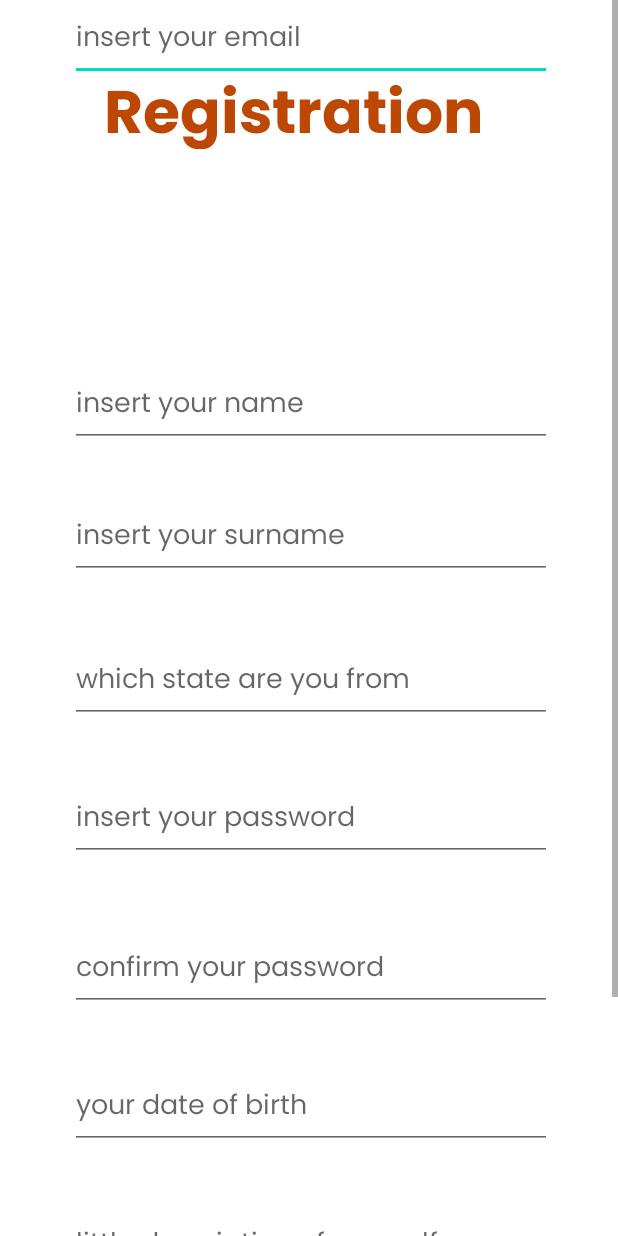
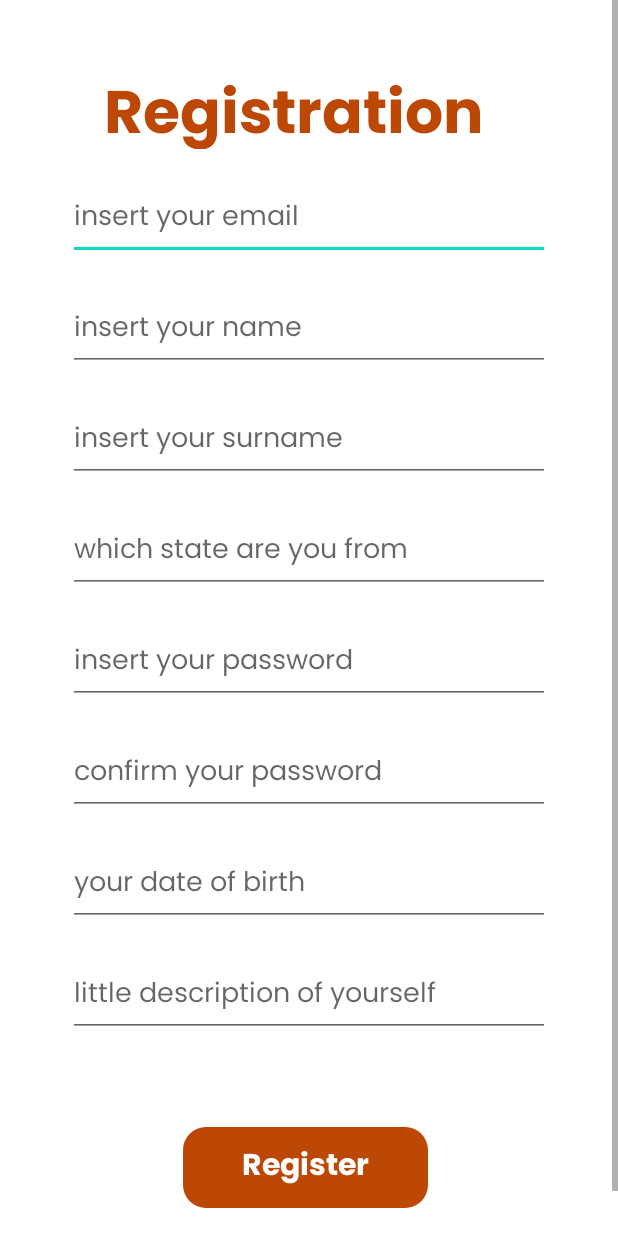
Before and after one commit to FilippoMariucci/ProgettoAndorid, an Android app: the screen it shows after launch (Registration), after a tap on an icon or button, on a phone screen of 412 x 824 dp. Run offline under Robolectric (Android 15) with nearby library versions, the phone set to English and light mode, and no system bars; our stand-ins replace Firebase (no records; nobody signed in at launch, a user with empty details on screens opened directly), paging.

Commit message:
architettura app

```diff
--- a/app/src/main/java/com/example/progettoprogrammazionemobile/Login.kt
+++ b/app/src/main/java/com/example/progettoprogrammazionemobile/Login.kt
@@ -6,6 +6,8 @@ import android.os.Bundle
 import android.util.Patterns
 import android.widget.ArrayAdapter
 import android.widget.Toast
+import androidx.lifecycle.ViewModelProviders
+import com.example.progettoprogrammazionemobile.ViewModel.eventViewModel
 import com.example.progettoprogrammazionemobile.databinding.ActivityLoginBinding
 import com.google.firebase.FirebaseApiNotAvailableException
 import com.google.firebase.auth.ActionCodeEmailInfo
@@ -25,6 +27,7 @@ class Login : AppCompatActivity() {
 
     override fun onCreate(savedInstanceState: Bundle?) {
         super.onCreate(savedInstanceState)
+
         //remeber that we are gonna initializa biding before settinf the content view
         binding = ActivityLoginBinding.inflate(layoutInflater)
         setContentView(binding.root)
@@ -34,6 +37,12 @@ class Login : AppCompatActivity() {
         }
         binding.loginbutton.setOnClickListener{ loginFunction()}
 
+        // KEEP USER LOGG
+        auth = FirebaseAuth.getInstance()
+        val currentUser = auth.currentUser
+        if (currentUser !=null){startActivity(Intent(this, HomeActivity::class.java))
+            finish()
+        }
     }
 
     private fun loginFunction() {
@@ -50,6 +59,7 @@ class Login : AppCompatActivity() {
                     val userReference = database?.child(user?.uid!!)
                     Toast.makeText(this, "You've been succesfully logged!", Toast.LENGTH_LONG).show()
                     Toast.makeText(this, "You've been succesfully logged!" + userReference, Toast.LENGTH_LONG).show()
+
                     startActivity(Intent(this, HomeActivity::class.java))
                     finish()
                 }
--- a/app/src/main/java/com/example/progettoprogrammazionemobile/database/EventoDb.kt
+++ b/app/src/main/java/com/example/progettoprogrammazionemobile/database/EventoDb.kt
@@ -30,8 +30,7 @@ data class EventoDb (
     var foto :String,
     @ColumnInfo(name = "userId")
     var userId :String,
-
-) {
-        constructor() : this("", "null", "null","null" ,
+){
+    constructor() : this("","null", "null","null" ,
         "null", "null","null","null","null","null","null","null")
 }
--- a/app/src/main/java/com/example/progettoprogrammazionemobile/dettaglio_evento.kt
+++ b/app/src/main/java/com/example/progettoprogrammazionemobile/dettaglio_evento.kt
@@ -39,7 +39,7 @@ class dettaglio_evento : Fragment() {
         // Inflate the layout for this fragment
         val args = this.arguments
         val argsEvento = args?.get("idEvento")
-        urlImageEvento = args?.get("url_image") as String
+        //urlImageEvento = args?.get("url_image") as String
         idEvento = argsEvento.toString()
         _binding = FragmentDettaglioEventoBinding.inflate(inflater, container, false)
         return binding.root
@@ -59,10 +59,9 @@ class dettaglio_evento : Fragment() {
         databaseReferenceUser.child(idEvento).addValueEventListener(object : ValueEventListener{
             override fun onDataChange(snapshot: DataSnapshot) {
                 evento = snapshot.getValue(Evento :: class.java)!!
-                Glide.with(requireContext()).load(urlImageEvento).into(binding.fotoEvento)
+                Glide.with(requireContext()).load(evento.foto).into(binding.fotoEvento)
 
                 binding.titoloEventoDett.setText(evento.titolo)
-                //binding.fotoEvento.setImageResource(R.drawable.rico)
                 binding.dataDett.setText(evento.data_evento)
                 binding.indirizzoDett.setText(evento.indirizzo)
                 binding.linguaEventoDett.setText(evento.lingue)
--- a/app/src/main/java/com/example/progettoprogrammazionemobile/homeFragment.kt
+++ b/app/src/main/java/com/example/progettoprogrammazionemobile/homeFragment.kt
@@ -72,6 +72,7 @@ class homeFragment : Fragment(R.layout.fragment_home) {
             refreshFeed()
         }
         // categories
+        //var categoryimgs = getCategories()
         var categoryimgs = listOf<category>(
             category(R.drawable.ic_icons8_montagna, "Adventure"),
             category(R.drawable.ic_icons8_illustrator, "Art"),
@@ -117,7 +118,7 @@ class homeFragment : Fragment(R.layout.fragment_home) {
     }
 
     private fun refreshFeed() {
-        vm.getDataFromRemote()
+        vm.refreshFeed()
         vm_image.getDataFromRemote()
     }
 
--- a/app/src/main/res/layout/activity_registration.xml
+++ b/app/src/main/res/layout/activity_registration.xml
@@ -30,40 +30,40 @@
             android:id="@+id/nome"
             android:layout_width="321dp"
             android:layout_height="54dp"
-            android:layout_marginTop="244dp"
+            android:layout_marginTop="20dp"
             android:fontFamily="@font/poppins"
             android:hint="insert your name"
             android:inputType="text"
             android:textColor="@color/black"
-            app:layout_constraintEnd_toEndOf="@+id/email"
-            app:layout_constraintStart_toStartOf="@+id/email"
-            app:layout_constraintTop_toTopOf="parent"></EditText>
+            app:layout_constraintEnd_toEndOf="parent"
+            app:layout_constraintStart_toStartOf="parent"
+            app:layout_constraintTop_toBottomOf="@+id/email"></EditText>
 
         <EditText
             android:id="@+id/surname"
             android:layout_width="321dp"
             android:layout_height="54dp"
-            android:layout_marginTop="332dp"
+            android:layout_marginTop="20dp"
             android:fontFamily="@font/poppins"
             android:hint="insert your surname"
             android:inputType="text"
             android:textColor="@color/black"
-            app:layout_constraintEnd_toEndOf="@+id/nome"
-            app:layout_constraintStart_toStartOf="@+id/nome"
-            app:layout_constraintTop_toTopOf="parent"></EditText>
+            app:layout_constraintEnd_toEndOf="parent"
+            app:layout_constraintStart_toStartOf="parent"
+            app:layout_constraintTop_toBottomOf="@+id/nome"></EditText>
 
         <EditText
             android:id="@+id/email"
             android:layout_width="321dp"
             android:layout_height="54dp"
+            android:layout_marginTop="20dp"
             android:fontFamily="@font/poppins"
             android:hint="insert your email"
             android:inputType="textEmailAddress"
             android:textColor="@color/black"
-            app:layout_constraintEnd_toEndOf="@+id/textView3"
-            app:layout_constraintHorizontal_bias="0.485"
-            app:layout_constraintStart_toStartOf="@+id/textView3"
-            tools:layout_editor_absoluteY="152dp">
+            app:layout_constraintEnd_toEndOf="parent"
+            app:layout_constraintStart_toStartOf="parent"
+            app:layout_constraintTop_toBottomOf="@+id/textView3">
 
         </EditText>
 
@@ -71,27 +71,27 @@
             android:id="@+id/password"
             android:layout_width="321dp"
             android:layout_height="54dp"
-            android:layout_marginTop="520dp"
+            android:layout_marginTop="20dp"
             android:fontFamily="@font/poppins"
             android:hint="insert your password"
             android:inputType="textPassword"
             android:textColor="@color/black"
-            app:layout_constraintEnd_toEndOf="@+id/state"
-            app:layout_constraintStart_toStartOf="@+id/state"
-            app:layout_constraintTop_toTopOf="parent"></EditText>
+            app:layout_constraintEnd_toEndOf="parent"
+            app:layout_constraintStart_toStartOf="parent"
+            app:layout_constraintTop_toBottomOf="@+id/state"></EditText>
 
         <EditText
             android:id="@+id/passconfirm"
             android:layout_width="321dp"
             android:layout_height="54dp"
-            android:layout_marginTop="620dp"
+            android:layout_marginTop="20dp"
             android:fontFamily="@font/poppins"
             android:hint="confirm your password"
             android:inputType="textPassword"
             android:textColor="@color/black"
-            app:layout_constraintEnd_toEndOf="@+id/password"
-            app:layout_constraintStart_toStartOf="@+id/password"
-            app:layout_constraintTop_toTopOf="parent">
+            app:layout_constraintEnd_toEndOf="parent"
+            app:layout_constraintStart_toStartOf="parent"
+            app:layout_constraintTop_toBottomOf="@+id/password">
 
         </EditText>
 
@@ -99,43 +99,40 @@
             android:id="@+id/state"
             android:layout_width="321dp"
             android:layout_height="54dp"
-            android:layout_marginTop="428dp"
+            android:layout_marginTop="20dp"
             android:fontFamily="@font/poppins"
             android:hint="which state are you from"
             android:inputType="text"
-            app:layout_constraintEnd_toEndOf="@+id/surname"
-            app:layout_constraintHorizontal_bias="0.0"
-            app:layout_constraintStart_toStartOf="@+id/surname"
-            app:layout_constraintTop_toTopOf="parent"></EditText>
+            app:layout_constraintEnd_toEndOf="parent"
+            app:layout_constraintStart_toStartOf="parent"
+            app:layout_constraintTop_toBottomOf="@+id/surname"></EditText>
 
         <EditText
             android:id="@+id/dateofbirth"
             android:layout_width="321dp"
             android:layout_height="54dp"
-            android:layout_marginTop="712dp"
+            android:layout_marginTop="20dp"
             android:fontFamily="@font/poppins"
             android:hint="your date of birth"
             android:inputType="date"
             android:textColor="@color/black"
-            app:layout_constraintEnd_toEndOf="@+id/passconfirm"
-            app:layout_constraintHorizontal_bias="0.0"
-            app:layout_constraintStart_toStartOf="@+id/passconfirm"
-            app:layout_constraintTop_toTopOf="parent"></EditText>
+            app:layout_constraintEnd_toEndOf="parent"
+            app:layout_constraintStart_toStartOf="parent"
+            app:layout_constraintTop_toBottomOf="@+id/passconfirm"></EditText>
 
         <EditText
             android:id="@+id/description"
             android:layout_width="321dp"
             android:layout_height="54dp"
-            android:layout_marginTop="804dp"
+            android:layout_marginTop="20dp"
             android:fontFamily="@font/poppins"
+
             android:hint="little description of yourself"
-
             android:inputType="textMultiLine"
             android:textColor="@color/black"
-            app:layout_constraintEnd_toEndOf="@+id/dateofbirth"
-            app:layout_constraintHorizontal_bias="0.0"
-            app:layout_constraintStart_toStartOf="@+id/dateofbirth"
-            app:layout_constraintTop_toTopOf="parent">
+            app:layout_constraintEnd_toEndOf="parent"
+            app:layout_constraintStart_toStartOf="parent"
+            app:layout_constraintTop_toBottomOf="@+id/dateofbirth">
 
         </EditText>
 
```
Also changed, not shown: app/src/main/java/com/example/progettoprogrammazionemobile/AdapterRV/occasioniCreateAdapter.kt (+7 -1 lines), app/src/main/java/com/example/progettoprogrammazionemobile/FirebaseDatabase/EventsDataFirebase.kt (+20 -6 lines), app/src/main/java/com/example/progettoprogrammazionemobile/Repository/EventsRepository.kt (+53 -0 lines), app/src/main/java/com/example/progettoprogrammazionemobile/ViewModel/EventoViewModel.kt (+16 -0 lines), app/src/main/java/com/example/progettoprogrammazionemobile/ViewModel/eventViewModel.kt (+97 -0 lines), app/src/main/java/com/example/progettoprogrammazionemobile/crea_occasione.kt (+5 -23 lines), app/src/main/java/com/example/progettoprogrammazionemobile/database/EventoDao.kt (+30 -0 lines), app/src/main/java/com/example/progettoprogrammazionemobile/modifica_occasione.kt (+38 -14 lines), app/src/main/java/com/example/progettoprogrammazionemobile/occasioni_create.kt (+49 -27 lines), app/src/main/res/layout/fragment_dettaglio_evento.xml (+21 -10 lines), app/src/main/res/layout/fragment_dettaglio_evento_accettato.xml (+113 -91 lines).
